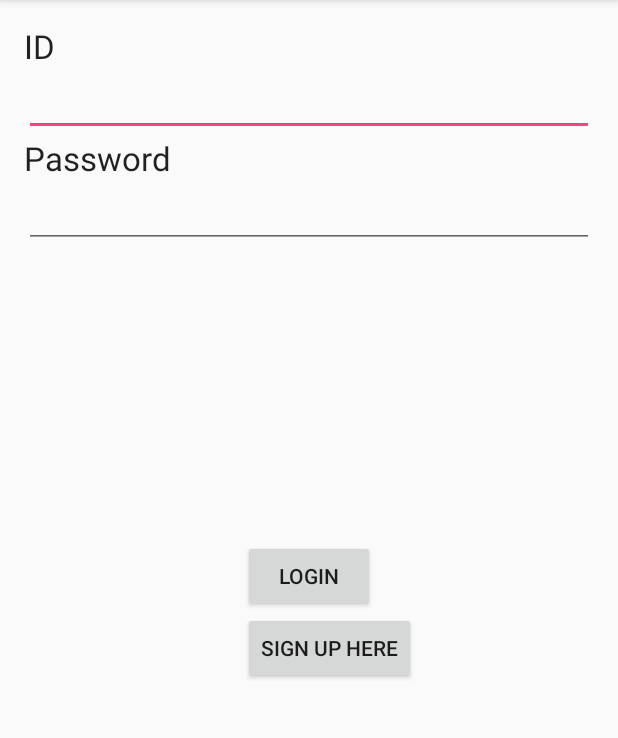
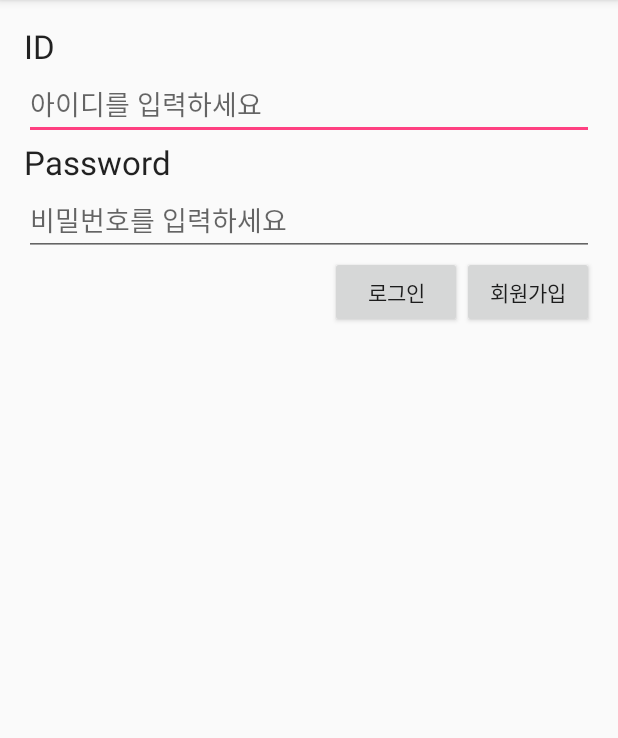
Before and after one commit to kstghkm/Piggy_B, an Android app: the screen it shows after launch (MainActivity), on a phone screen of 412 x 824 dp, the part 84-822 px from its top. Run offline under Robolectric (Android 15) with nearby library versions, the phone set to English and light mode, and no system bars.

Commit message:
hint 추가, 한글로 변경

```diff
--- a/Piggy-B/app/src/main/res/layout/activity_main.xml
+++ b/Piggy-B/app/src/main/res/layout/activity_main.xml
@@ -12,18 +12,19 @@
     <Button
         android:layout_width="wrap_content"
         android:layout_height="wrap_content"
-        android:text="LogIn"
+        android:text="로그인"
         android:id="@+id/Blogin"
-        android:layout_centerVertical="true"
-        android:layout_centerHorizontal="true"
-        android:onClick="onButtonClick" />
+        android:onClick="onButtonClick"
+        android:layout_below="@+id/TFpass"
+        android:layout_toStartOf="@+id/Bsignup1" />
 
     <EditText
         android:layout_width="fill_parent"
         android:layout_height="wrap_content"
         android:id="@+id/TFid"
         android:layout_below="@+id/textView2"
-        android:layout_alignParentStart="true" />
+        android:layout_alignParentStart="true"
+        android:hint="아이디를 입력하세요" />
 
     <TextView
         android:layout_width="wrap_content"
@@ -50,15 +51,16 @@
         android:ems="10"
         android:id="@+id/TFpass"
         android:layout_below="@+id/textView3"
-        android:layout_alignParentStart="true" />
+        android:layout_alignParentStart="true"
+        android:hint="비밀번호를 입력하세요" />
 
     <Button
         android:layout_width="wrap_content"
         android:layout_height="wrap_content"
-        android:text="Sign up here"
+        android:text="회원가입"
         android:id="@+id/Bsignup1"
-        android:layout_below="@+id/Blogin"
-        android:layout_alignStart="@+id/Blogin"
-        android:onClick="onButtonClick" />
+        android:onClick="onButtonClick"
+        android:layout_below="@+id/TFpass"
+        android:layout_alignEnd="@+id/TFpass" />
 
 </RelativeLayout>
--- a/Piggy-B/app/src/main/res/values/strings.xml
+++ b/Piggy-B/app/src/main/res/values/strings.xml
@@ -1,3 +1,4 @@
 <resources>
     <string name="app_name">Piggy-B</string>
+    <string name="emptyString" />
 </resources>
```
Also changed, not shown: Piggy-B/app/src/main/res/layout/signup.xml (+9 -6 lines).
